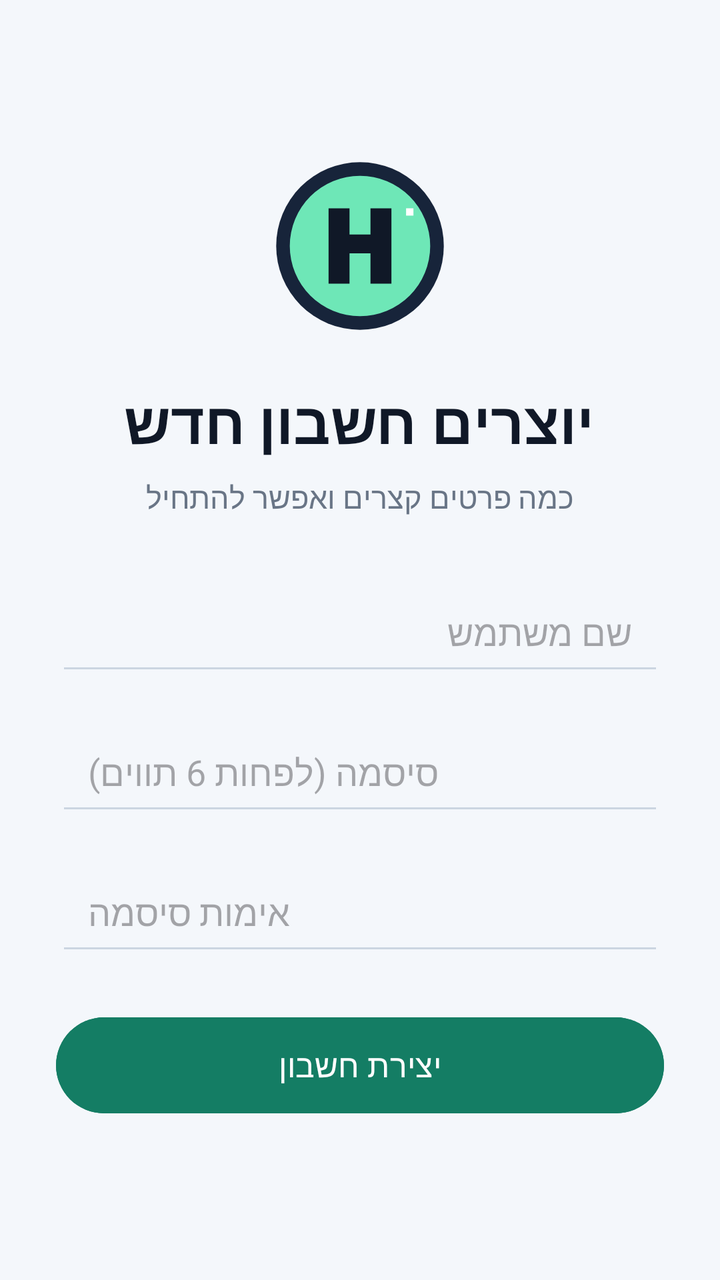
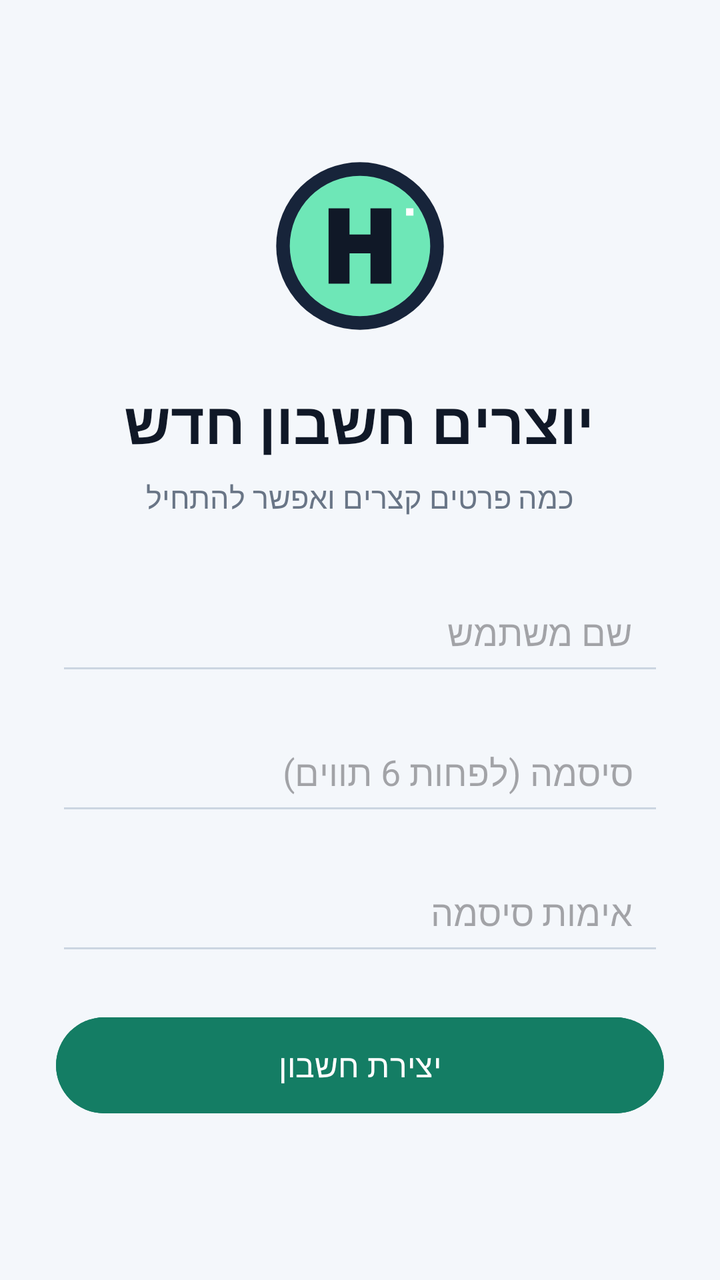

Compare the two renders of this Android layout. The source of the first and the diff that turns it into the second are given below.
<!-- AndroidManifest.xml: application theme Theme.Bomba2 -->
<!-- res/layout/activity_register.xml -->
<?xml version="1.0" encoding="utf-8"?>
<ScrollView xmlns:android="http://schemas.android.com/apk/res/android"
    android:layout_width="match_parent"
    android:layout_height="match_parent"
    android:background="#F4F7FB"
    android:fillViewport="true">

    <LinearLayout
        android:layout_width="match_parent"
        android:layout_height="wrap_content"
        android:gravity="center"
        android:orientation="vertical"
        android:padding="28dp">

        <ImageView
            android:layout_width="88dp"
            android:layout_height="88dp"
            android:layout_marginBottom="24dp"
            android:contentDescription="סמל האפליקציה"
            android:scaleType="fitCenter"
            android:src="@drawable/ic_brand_mark" />

        <TextView
            android:layout_width="wrap_content"
            android:layout_height="wrap_content"
            android:gravity="center"
            android:text="יוצרים חשבון חדש"
            android:textColor="#101827"
            android:textSize="29sp"
            android:textStyle="bold" />

        <TextView
            android:layout_width="wrap_content"
            android:layout_height="wrap_content"
            android:layout_marginTop="8dp"
            android:layout_marginBottom="28dp"
            android:text="כמה פרטים קצרים ואפשר להתחיל"
            android:textColor="#697586"
            android:textSize="15sp" />

        <EditText
            android:id="@+id/etRegUser"
            android:layout_width="match_parent"
            android:layout_height="56dp"
            android:layout_marginBottom="14dp"
            android:backgroundTint="#CBD5E1"
            android:hint="שם משתמש"
            android:inputType="text"
            android:paddingHorizontal="16dp"
            android:singleLine="true" />

        <EditText
            android:id="@+id/etRegPass"
            android:layout_width="match_parent"
            android:layout_height="56dp"
            android:layout_marginBottom="14dp"
            android:backgroundTint="#CBD5E1"
            android:hint="סיסמה (לפחות 6 תווים)"
            android:inputType="textPassword"
            android:paddingHorizontal="16dp"
            android:singleLine="true" />

        <EditText
            android:id="@+id/etRegConfirm"
            android:layout_width="match_parent"
            android:layout_height="56dp"
            android:layout_marginBottom="22dp"
            android:backgroundTint="#CBD5E1"
            android:hint="אימות סיסמה"
            android:inputType="textPassword"
            android:paddingHorizontal="16dp"
            android:singleLine="true" />

        <Button
            android:id="@+id/btnRegister"
            android:layout_width="match_parent"
            android:layout_height="56dp"
            android:backgroundTint="#147D64"
            android:text="יצירת חשבון"
            android:textAllCaps="false"
            android:textSize="16sp" />
    </LinearLayout>
</ScrollView>
<!-- resources referenced by this layout -->
<resources>
  <!-- drawable ic_brand_mark (drawable) -->
  <?xml version="1.0" encoding="utf-8"?>
  <vector xmlns:android="http://schemas.android.com/apk/res/android"
      android:width="168dp"
      android:height="168dp"
      android:viewportWidth="168"
      android:viewportHeight="168">
      <path
          android:fillColor="#17243A"
          android:pathData="M84,4A80,80 0,1 0,84 164A80,80 0,1 0,84 4" />
      <path
          android:fillColor="#6EE7B7"
          android:pathData="M84,17A67,67 0,1 0,84 151A67,67 0,1 0,84 17" />
      <path
          android:fillColor="#101827"
          android:pathData="M54,48h20v25h20V48h20v72H94V91H74v29H54z" />
      <path
          android:fillColor="#FFFFFF"
          android:pathData="M128,48h7v7h-7z" />
  </vector>
  <style name="Theme.Bomba2" parent="Base.Theme.Bomba2" />
  <style name="Base.Theme.Bomba2" parent="Theme.Material3.DayNight.NoActionBar">
          
          
      </style>
</resources>

<!-- the commit's change to res/layout/activity_register.xml (unified diff, before → after) -->
@@ -3,7 +3,8 @@
     android:layout_width="match_parent"
     android:layout_height="match_parent"
     android:background="#F4F7FB"
-    android:fillViewport="true">
+    android:fillViewport="true"
+    android:layoutDirection="rtl">
 
     <LinearLayout
         android:layout_width="match_parent"
@@ -44,6 +45,7 @@
             android:layout_height="56dp"
             android:layout_marginBottom="14dp"
             android:backgroundTint="#CBD5E1"
+            android:gravity="center_vertical|right"
             android:hint="שם משתמש"
             android:inputType="text"
             android:paddingHorizontal="16dp"
@@ -55,6 +57,7 @@
             android:layout_height="56dp"
             android:layout_marginBottom="14dp"
             android:backgroundTint="#CBD5E1"
+            android:gravity="center_vertical|right"
             android:hint="סיסמה (לפחות 6 תווים)"
             android:inputType="textPassword"
             android:paddingHorizontal="16dp"
@@ -66,6 +69,7 @@
             android:layout_height="56dp"
             android:layout_marginBottom="22dp"
             android:backgroundTint="#CBD5E1"
+            android:gravity="center_vertical|right"
             android:hint="אימות סיסמה"
             android:inputType="textPassword"
             android:paddingHorizontal="16dp"
